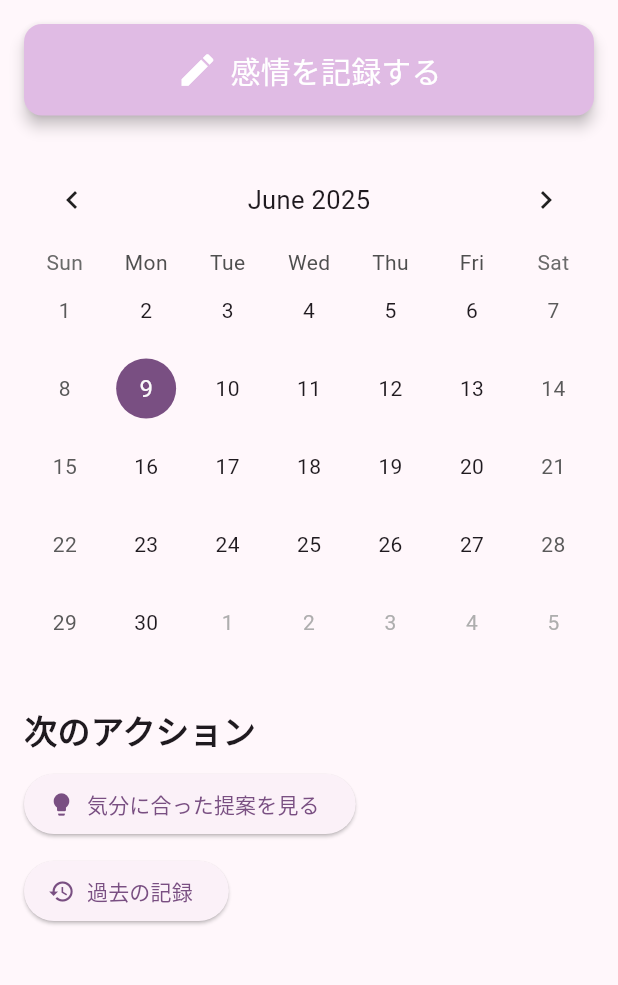
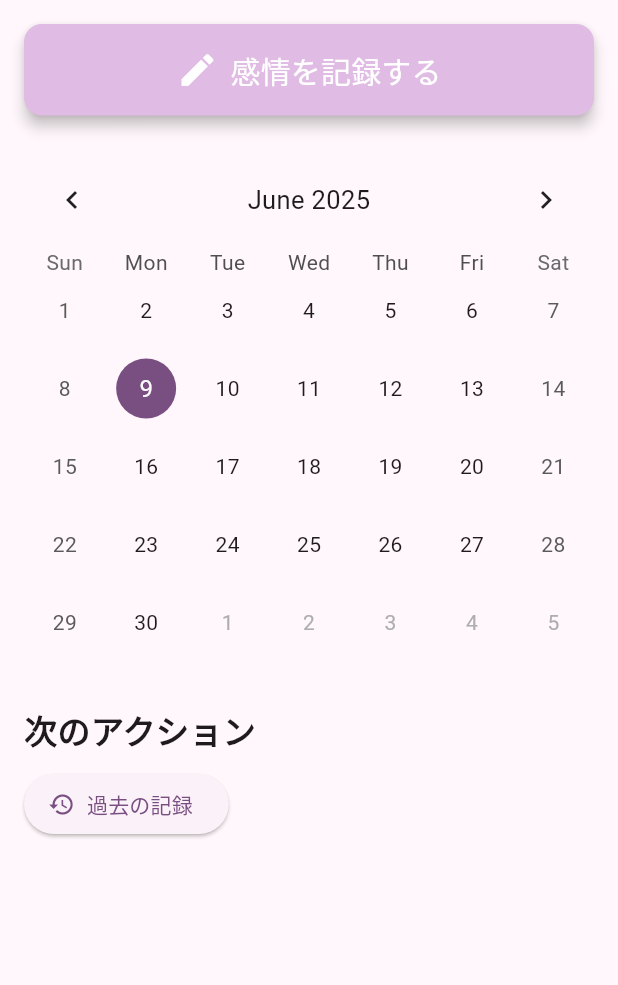
Before and after one commit to saitouruna/flutter_application_1, a Flutter app: the screen it shows after launch, on a phone screen of 412 x 824 dp, the part 84-1069 px from its top. Run offline on Flutter 3.47's test engine with Material 3 defaults, Android fonts, the phone set to English and light mode, and no system bars; drawn by our look-alikes of table_calendar; our stand-ins replace sqflite, sqflite_common_ffi; accounts and stored records are empty.

Commit message:
提案機能の削除

```diff
--- a/lib/screens/home_screen.dart
+++ b/lib/screens/home_screen.dart
@@ -135,18 +135,6 @@ class _HomeScreenState extends State<HomeScreen> {
               ),
               const SizedBox(height: 10),
               ElevatedButton.icon(
-                icon: const Icon(Icons.lightbulb),
-                label: const Text('気分に合った提案を見る'),
-                onPressed: () {
-                  Navigator.push(
-                    context,
-                    MaterialPageRoute(
-                        builder: (_) => const SuggestionsScreen()),
-                  );
-                },
-              ),
-              const SizedBox(height: 10),
-              ElevatedButton.icon(
                 icon: const Icon(Icons.history),
                 label: const Text('過去の記録'),
                 onPressed: () {
```
Also changed, not shown: lib/models/suggestion.dart (deleted), lib/services/suggestion_service.dart (deleted).
